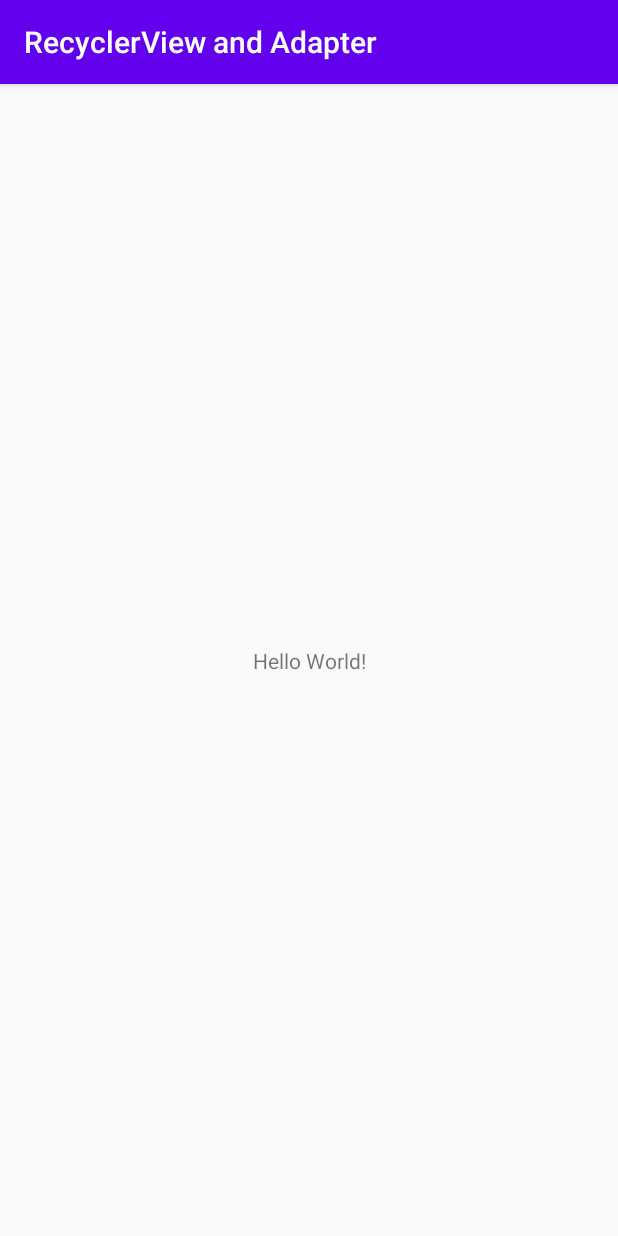
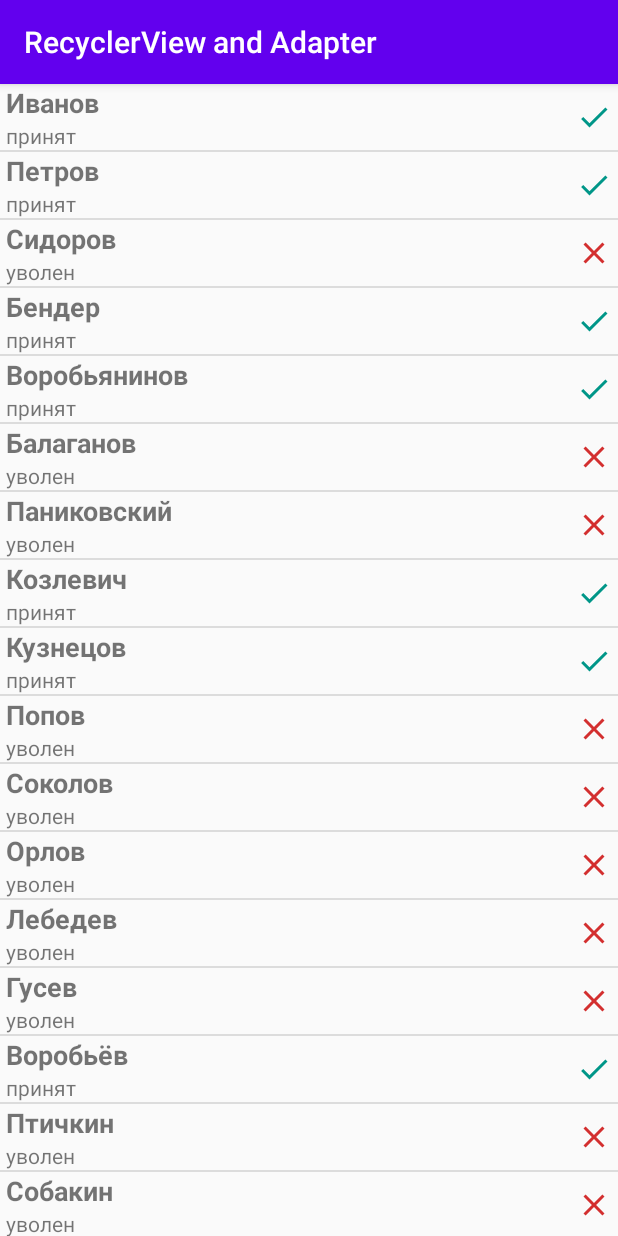
Before and after one commit to MrBooroondook/RecyclerView_and_Adapter, an Android app: the screen it shows after launch (MainActivity), on a phone screen of 412 x 824 dp. Run offline under Robolectric (Android 15) with nearby library versions, the phone set to English and light mode, and no system bars.

Commit message:
Added RecyclerView and Adapter

```diff
--- a/app/build.gradle
+++ b/app/build.gradle
@@ -25,7 +25,7 @@ android {
 
 dependencies {
     implementation 'androidx.appcompat:appcompat:1.1.0'
-    implementation 'androidx.constraintlayout:constraintlayout:1.1.3'
+    implementation 'androidx.recyclerview:recyclerview:1.1.0'
 
     testImplementation 'junit:junit:4.13'
     androidTestImplementation 'androidx.test.ext:junit:1.1.1'
--- a/app/src/main/java/mr/booroondook/recyclerview_and_adapter/MainActivity.java
+++ b/app/src/main/java/mr/booroondook/recyclerview_and_adapter/MainActivity.java
@@ -1,14 +1,110 @@
 package mr.booroondook.recyclerview_and_adapter;
 
-import androidx.appcompat.app.AppCompatActivity;
+import android.annotation.SuppressLint;
+import android.os.Build;
+import android.os.Bundle;
+import android.view.MotionEvent;
+import android.view.View;
+import android.view.ViewGroup;
+import android.widget.ImageView;
+import android.widget.TextView;
+import android.widget.Toast;
 
-import android.os.Bundle;
+import androidx.annotation.NonNull;
+import androidx.recyclerview.widget.DividerItemDecoration;
+import androidx.recyclerview.widget.LinearLayoutManager;
+import androidx.recyclerview.widget.RecyclerView;
 
-public class MainActivity extends AppCompatActivity {
+public class MainActivity extends RecyclerViewActivity {
+    private String[] lastNames;
 
     @Override
     protected void onCreate(Bundle savedInstanceState) {
         super.onCreate(savedInstanceState);
-        setContentView(R.layout.activity_main);
+
+        lastNames = getResources().getStringArray(R.array.last_names);
+
+        setLayoutManager(new LinearLayoutManager(this));
+
+        // Декорация разделителей
+        // LinearLayoutManager.VERTICAL = вертикальный RecyclerView
+        getRecyclerView().addItemDecoration(new DividerItemDecoration(this,
+                LinearLayoutManager.VERTICAL));
+
+        setAdapter(new RecyclerAdapter());
+    }
+
+    private class RecyclerAdapter extends RecyclerView.Adapter<Holder> {
+
+        @NonNull
+        @Override
+        public Holder onCreateViewHolder(@NonNull ViewGroup parent, int viewType) {
+            return new Holder(getLayoutInflater()
+                    .inflate(R.layout.list_cell, parent, false));
+        }
+
+        @Override
+        public void onBindViewHolder(@NonNull Holder holder, int position) {
+            holder.bindData(lastNames[position]);
+        }
+
+        @Override
+        public int getItemCount() {
+            return lastNames.length;
+        }
+    }
+
+    private static class Holder extends RecyclerView.ViewHolder
+            implements View.OnClickListener {
+        final TextView unitName;
+        final TextView unitStatus;
+        final ImageView iconStatus;
+        private String lastName;
+
+        Holder(@NonNull View itemView) {
+            super(itemView);
+            unitName = itemView.findViewById(R.id.unit_name);
+            unitStatus = itemView.findViewById(R.id.unit_status);
+            iconStatus = itemView.findViewById(R.id.icon_status);
+            itemView.setOnClickListener(this);
+
+            if (Build.VERSION.SDK_INT >= Build.VERSION_CODES.LOLLIPOP) {
+                itemView.setOnTouchListener(new View.OnTouchListener() {
+                    @SuppressLint("ClickableViewAccessibility")
+                    @Override
+                    public boolean onTouch(View view, MotionEvent motionEvent) {
+                        view.findViewById(R.id.linear_layout_cell).getBackground()
+                                .setHotspot(motionEvent.getX(), motionEvent.getY());
+                        return false;
+                    }
+                });
+            }
+        }
+
+        void bindData(String lastName) {
+            this.lastName = lastName;
+            unitName.setText(lastName);
+
+            if (lastName.length() % 2 == 0) {
+                unitStatus.setText(R.string.adopted);
+                iconStatus.setImageResource(R.drawable.ic_check_24dp);
+            } else {
+                unitStatus.setText(R.string.fired);
+                iconStatus.setImageResource(R.drawable.ic_close_24dp);
+            }
+        }
+
+        @Override
+        public void onClick(View view) {
+            String status;
+            if (lastName.length() % 2 == 0) {
+                status = view.getContext().getResources().getString(R.string.adopted);
+            } else {
+                status = view.getContext().getResources().getString(R.string.fired);
+            }
+            Toast.makeText(view.getContext(),
+                    String.format("%s:\n%s", lastName, status),
+                    Toast.LENGTH_SHORT).show();
+        }
     }
 }
--- /dev/null
+++ b/app/src/main/java/mr/booroondook/recyclerview_and_adapter/RecyclerViewActivity.java
@@ -0,0 +1,25 @@
+package mr.booroondook.recyclerview_and_adapter;
+
+import androidx.appcompat.app.AppCompatActivity;
+import androidx.recyclerview.widget.RecyclerView;
+
+public abstract class RecyclerViewActivity extends AppCompatActivity {
+    private RecyclerView recyclerView;
+
+    RecyclerView getRecyclerView() {
+        if (recyclerView == null) {
+            recyclerView = new RecyclerView(this);
+            recyclerView.setHasFixedSize(true);
+            setContentView(recyclerView);
+        }
+        return(recyclerView);
+    }
+
+    void setAdapter(RecyclerView.Adapter adapter) {
+        getRecyclerView().setAdapter(adapter);
+    }
+
+    void setLayoutManager(RecyclerView.LayoutManager layoutManager) {
+        getRecyclerView().setLayoutManager(layoutManager);
+    }
+}
--- /dev/null
+++ b/app/src/main/res/drawable/ic_check_24dp.xml
@@ -0,0 +1,9 @@
+<vector xmlns:android="http://schemas.android.com/apk/res/android"
+        android:width="24dp"
+        android:height="24dp"
+        android:viewportWidth="24.0"
+        android:viewportHeight="24.0">
+    <path
+        android:fillColor="#FF009688"
+        android:pathData="M9,16.17L4.83,12l-1.42,1.41L9,19 21,7l-1.41,-1.41z"/>
+</vector>
--- /dev/null
+++ b/app/src/main/res/drawable/ic_close_24dp.xml
@@ -0,0 +1,9 @@
+<vector xmlns:android="http://schemas.android.com/apk/res/android"
+        android:width="24dp"
+        android:height="24dp"
+        android:viewportWidth="24.0"
+        android:viewportHeight="24.0">
+    <path
+        android:fillColor="#FFD32F2F"
+        android:pathData="M19,6.41L17.59,5 12,10.59 6.41,5 5,6.41 10.59,12 5,17.59 6.41,19 12,13.41 17.59,19 19,17.59 13.41,12z"/>
+</vector>
--- a/app/src/main/res/layout/activity_main.xml
+++ /dev/null
@@ -1,18 +0,0 @@
-<?xml version="1.0" encoding="utf-8"?>
-<androidx.constraintlayout.widget.ConstraintLayout xmlns:android="http://schemas.android.com/apk/res/android"
-    xmlns:app="http://schemas.android.com/apk/res-auto"
-    xmlns:tools="http://schemas.android.com/tools"
-    android:layout_width="match_parent"
-    android:layout_height="match_parent"
-    tools:context=".MainActivity">
-
-    <TextView
-        android:layout_width="wrap_content"
-        android:layout_height="wrap_content"
-        android:text="Hello World!"
-        app:layout_constraintBottom_toBottomOf="parent"
-        app:layout_constraintLeft_toLeftOf="parent"
-        app:layout_constraintRight_toRightOf="parent"
-        app:layout_constraintTop_toTopOf="parent" />
-
-</androidx.constraintlayout.widget.ConstraintLayout>
--- /dev/null
+++ b/app/src/main/res/layout/list_cell.xml
@@ -0,0 +1,41 @@
+<?xml version="1.0" encoding="utf-8"?>
+<LinearLayout xmlns:android="http://schemas.android.com/apk/res/android"
+    xmlns:tools="http://schemas.android.com/tools"
+    android:id="@+id/linear_layout_cell"
+    android:layout_width="match_parent"
+    android:layout_height="wrap_content"
+    android:background="?android:attr/selectableItemBackground"
+    android:orientation="horizontal">
+
+    <LinearLayout
+        android:layout_width="0dp"
+        android:layout_height="wrap_content"
+        android:layout_weight="1"
+        android:orientation="vertical"
+        android:paddingStart="4dp"
+        tools:ignore="RtlSymmetry">
+
+        <TextView
+            android:id="@+id/unit_name"
+            android:layout_width="match_parent"
+            android:layout_height="wrap_content"
+            android:textSize="18sp"
+            android:textStyle="bold" />
+
+        <TextView
+            android:id="@+id/unit_status"
+            android:layout_width="match_parent"
+            android:layout_height="wrap_content" />
+
+    </LinearLayout>
+
+    <ImageView
+        android:id="@+id/icon_status"
+        android:layout_width="wrap_content"
+        android:layout_height="wrap_content"
+        android:layout_gravity="center_vertical"
+        android:contentDescription="@string/fighter_status"
+        android:padding="4dp"
+        android:src="@drawable/ic_check_24dp" />
+
+</LinearLayout>
--- /dev/null
+++ b/app/src/main/res/values/arrays.xml
@@ -0,0 +1,31 @@
+<?xml version="1.0" encoding="utf-8"?>
+<resources>
+    <string-array name="last_names">
+        <item>Иванов</item>
+        <item>Петров</item>
+        <item>Сидоров</item>
+        <item>Бендер</item>
+        <item>Воробьянинов</item>
+        <item>Балаганов</item>
+        <item>Паниковский</item>
+        <item>Козлевич</item>
+        <item>Кузнецов</item>
+        <item>Попов</item>
+        <item>Соколов</item>
+        <item>Орлов</item>
+        <item>Лебедев</item>
+        <item>Гусев</item>
+        <item>Воробьёв</item>
+        <item>Птичкин</item>
+        <item>Собакин</item>
+        <item>Павлов</item>
+        <item>Козлов</item>
+        <item>Негодяев</item>
+        <item>Сахаров</item>
+        <item>Лимонов</item>
+        <item>Перец</item>
+        <item>Путин</item>
+        <item>Медведев</item>
+        <item>Жириновский</item>
+    </string-array>
+</resources>
--- a/app/src/main/res/values/strings.xml
+++ b/app/src/main/res/values/strings.xml
@@ -1,3 +1,6 @@
 <resources>
     <string name="app_name">RecyclerView and Adapter</string>
+    <string name="fighter_status">Статус бойца</string>
+    <string name="adopted">принят</string>
+    <string name="fired">уволен</string>
 </resources>
```
